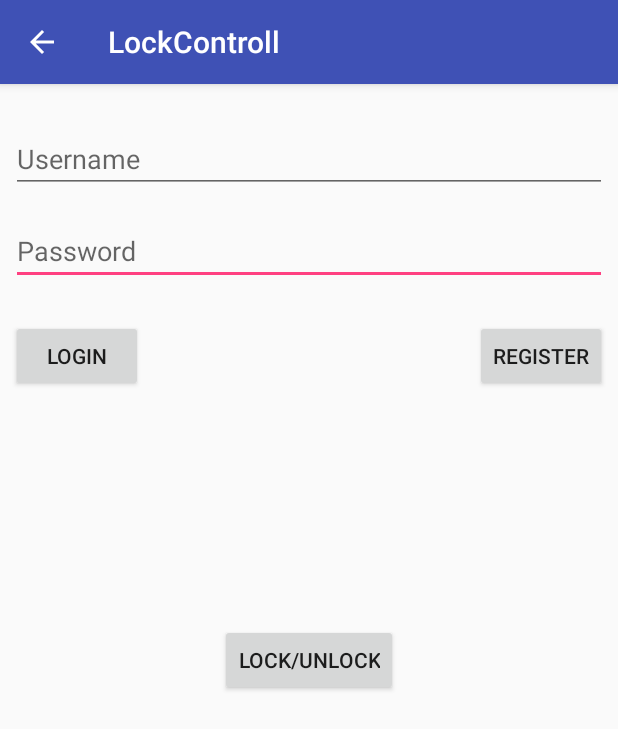
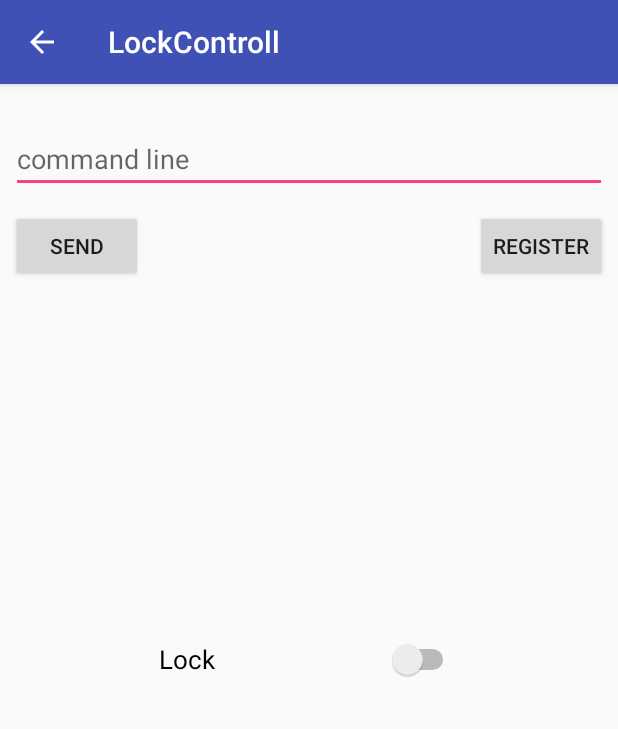
Before and after one commit to elozev/BluetoothArduinoLock, an Android app: the LockControl screen opened directly, with no data from a screen before it, on a phone screen of 412 x 824 dp. Shown: the top 729 px of the screen. Run offline under Robolectric (Android 15) with nearby library versions, the light colour scheme and no system bars; our stand-ins replace ButterKnife; libraries missing offline, so code that uses them is left out: com.afollestad.materialdialogs; 9 statements that could not run were skipped.

Commit message:
final fuck everything

```diff
--- a/app/src/main/res/layout/content_lock_controll.xml
+++ b/app/src/main/res/layout/content_lock_controll.xml
@@ -9,54 +9,45 @@
     tools:showIn="@layout/activity_lock_controll"
     android:padding="7dp">
 
-    <EditText
-        android:id="@+id/passwordEditText"
-        android:layout_width="match_parent"
-        android:layout_height="wrap_content"
-        android:layout_alignParentTop="true"
-        android:layout_marginTop="81dp"
-        android:ems="10"
-        android:hint="@string/password"
-        android:inputType="textPassword"
-        android:layout_alignParentLeft="true"
-        android:layout_alignParentStart="true" />
 
     <EditText
         android:id="@+id/usernameTextView"
         android:layout_width="match_parent"
         android:layout_height="wrap_content"
-        android:layout_alignEnd="@+id/passwordEditText"
         android:layout_alignParentTop="true"
-        android:layout_alignRight="@+id/passwordEditText"
         android:layout_marginTop="20dp"
         android:ems="10"
         android:inputType="textPersonName"
-        android:hint="@string/username" />
+        android:hint="command line" />
 
     <Button
         android:id="@+id/loginBtn"
         android:layout_width="wrap_content"
         android:layout_height="wrap_content"
-        android:layout_alignLeft="@+id/passwordEditText"
-        android:layout_alignStart="@+id/passwordEditText"
-        android:layout_below="@+id/passwordEditText"
-        android:layout_marginTop="23dp"
-        android:text="@string/login" />
+        android:layout_marginTop="11dp"
+        android:text="Send"
+        android:layout_below="@+id/usernameTextView"
+        android:layout_alignParentLeft="true"
+        android:layout_alignParentStart="true"/>
 
     <Button
         android:id="@+id/registerBtn"
         android:layout_width="wrap_content"
         android:layout_height="wrap_content"
+        android:text="Register"
+        android:layout_alignBaseline="@+id/loginBtn"
         android:layout_alignBottom="@+id/loginBtn"
-        android:layout_alignEnd="@+id/passwordEditText"
-        android:layout_alignRight="@+id/passwordEditText"
-        android:text="Register" />
+        android:layout_alignParentRight="true"
+        android:layout_alignParentEnd="true"/>
 
-    <Button
-        android:id="@+id/lockBtn"
-        android:layout_width="wrap_content"
+    <Switch
+        android:id="@+id/ledSwitch"
+        android:layout_width="200dp"
         android:layout_height="wrap_content"
-        android:layout_centerHorizontal="true"
+        android:text="Lock"
+        android:textSize="17sp"
         android:layout_centerVertical="true"
-        android:text="Lock/unlock"/>
+        android:layout_centerHorizontal="true"/>
+
+
 </RelativeLayout>
```
Also changed, not shown: app/src/main/java/com/vmks/bluetootharduinolock/LockControl.java (+70 -21 lines), app/src/main/java/com/vmks/bluetootharduinolock/PasswordManager.java (+11 -11 lines), 1 other file.
